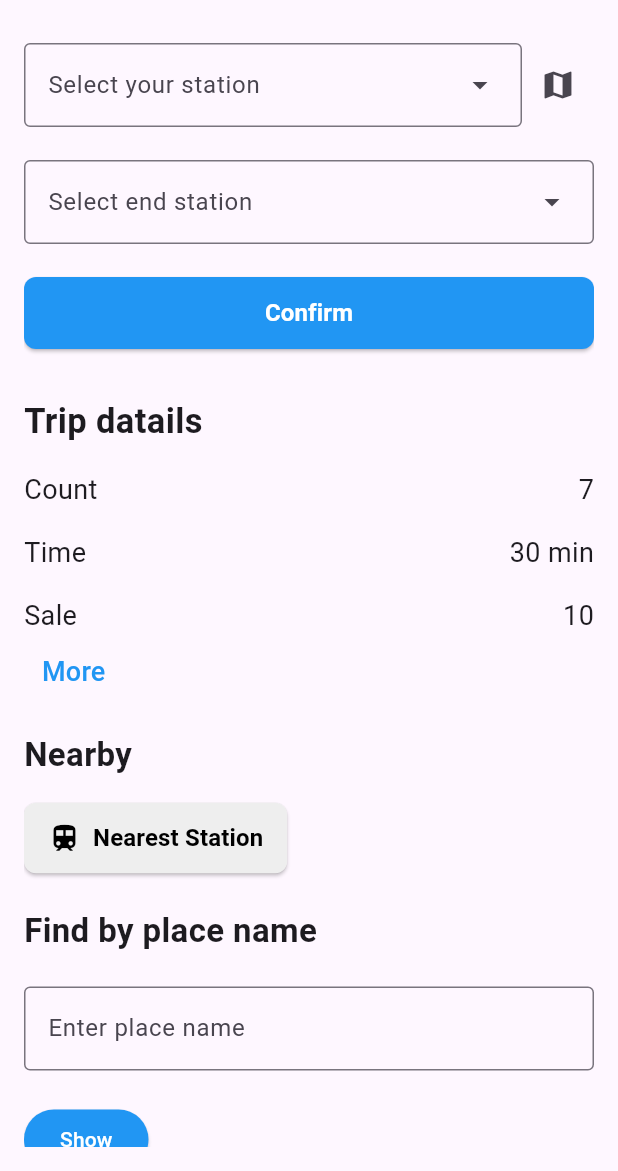
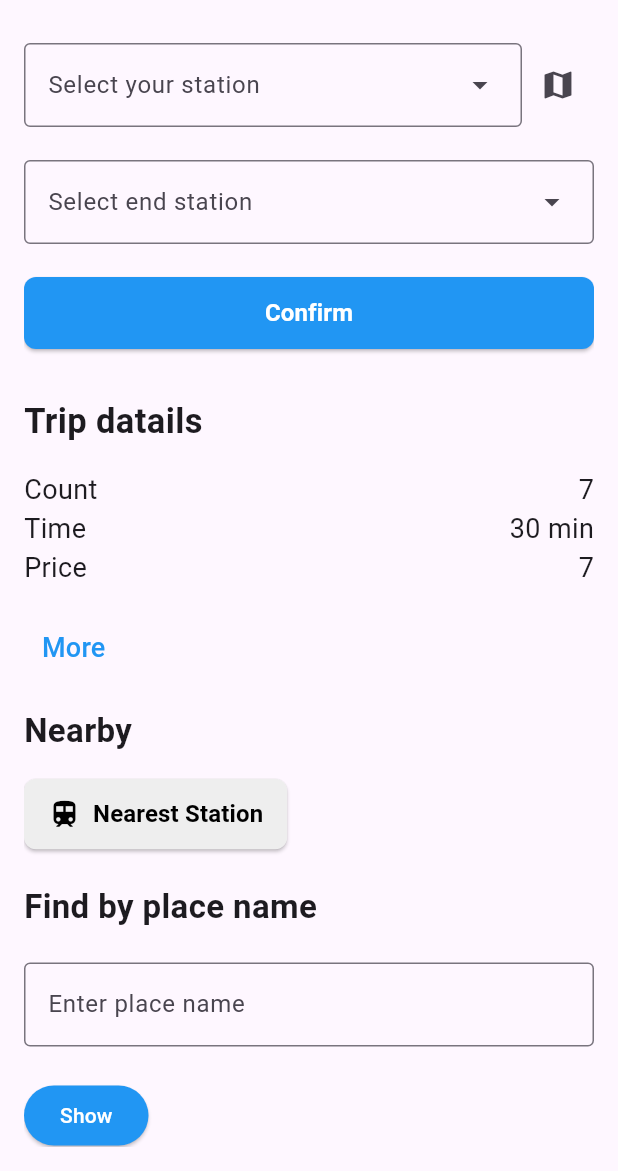
Before and after one commit to Mohammadkhalaf78/metro_station, a Flutter app: the screen it shows after launch, on a phone screen of 412 x 824 dp, the part 65-1236 px from its top. Run offline on Flutter 3.47's test engine with Material 3 defaults, Android fonts, the phone set to English and light mode, and no system bars; our stand-ins replace get.

Commit message:
Edit HomePage

```diff
--- a/lib/home_page.dart
+++ b/lib/home_page.dart
@@ -89,6 +89,8 @@ class HomePage extends StatelessWidget {
                     ),
                   ),
                   SizedBox(height: 16),
+                  Column(
+                    children: [
                       Row(
                         mainAxisAlignment: MainAxisAlignment.spaceBetween,
                         children: [
@@ -96,7 +98,6 @@ class HomePage extends StatelessWidget {
                           Text("7", style: TextStyle(fontSize: 18)),
                         ],
                       ),
-                  SizedBox(height: 16),
                       Row(
                         mainAxisAlignment: MainAxisAlignment.spaceBetween,
                         children: [
@@ -104,14 +105,16 @@ class HomePage extends StatelessWidget {
                           Text("30 min", style: TextStyle(fontSize: 18)),
                         ],
                       ),
-                  SizedBox(height: 16),
                       Row(
                         mainAxisAlignment: MainAxisAlignment.spaceBetween,
                         children: [
-                      Text("Sale", style: TextStyle(fontSize: 18)),
-                      Text("10", style: TextStyle(fontSize: 18)),
+                          Text("Price", style: TextStyle(fontSize: 18)),
+                          Text("7", style: TextStyle(fontSize: 18)),
                         ],
                       ),
+                    ],
+                  ),
+                  SizedBox(height: 16),
                   TextButton(
                     onPressed: () {
                       Get.to(StationListScreen());
```
Lines whose indentation alone changed are shown as unchanged.
